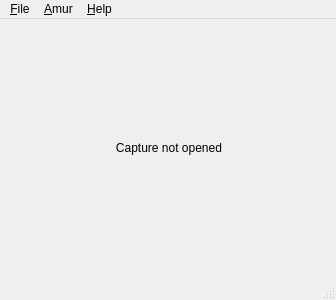
This is AmurCore.ui in ARDev1161/AmurCore as Qt 5 draws it before an edit. The edited form follows.
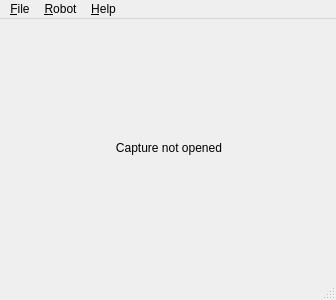
This is the edited form. Icons and pictures are not drawn.

Commit message:
feat: added lookup table for robots with storing in database, grpc build related fixes & added config controller
BREAKING CHANGE: Many changes at NetworkController

Diff of the .ui file:
```diff
--- a/AmurCore.ui
+++ b/AmurCore.ui
@@ -89,7 +89,7 @@
    </widget>
    <widget class="QMenu" name="menu_Zanya">
     <property name="title">
-     <string>&amp;Amur</string>
+     <string>&amp;Robot</string>
     </property>
     <addaction name="action_Connect"/>
     <addaction name="separator"/>
```
Left out of the diff: 2 changed lines with no effect on the pictures. The commit also changes 16 other files.
